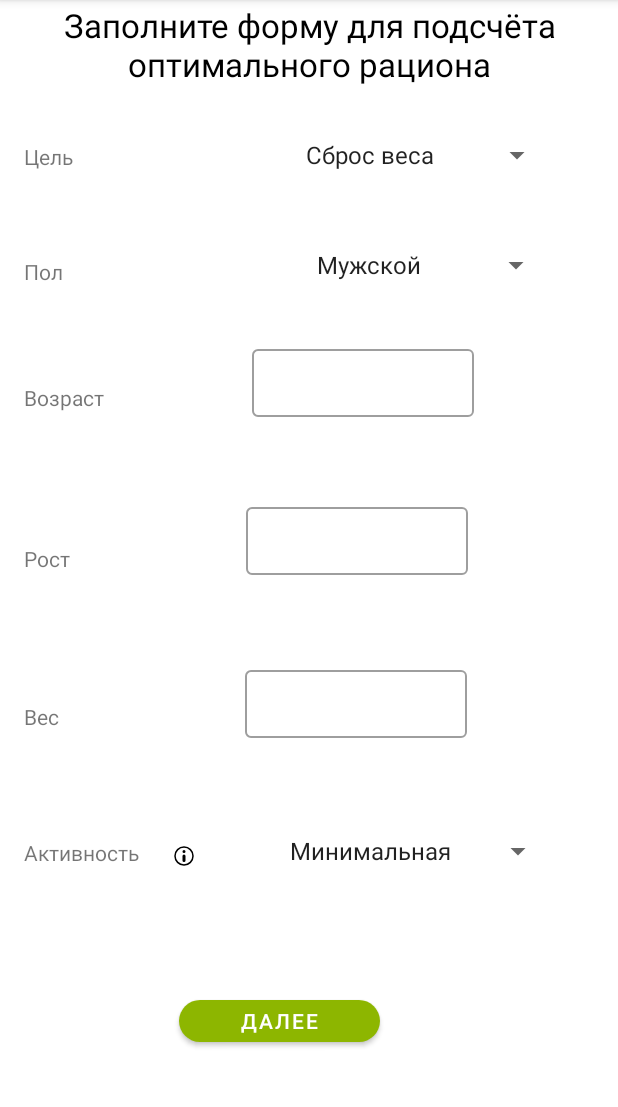
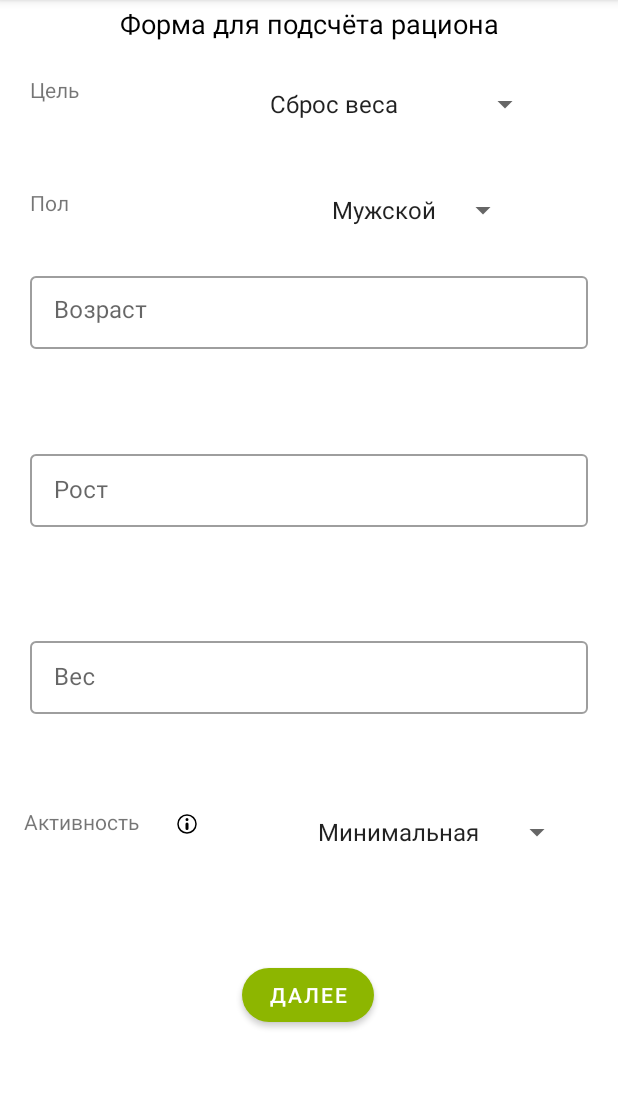
Before and after one commit to AbatedPlacebo/MyRation, an Android app: the screen it shows after launch (MainActivity), after a tap on "ДАЛЕЕ", on a phone screen of 412 x 824 dp, the part 84-1191 px from its top. Run offline under Robolectric (Android 15) with nearby library versions, the phone set to English and light mode, and no system bars; our stand-ins replace navigation-ui; 1 other tap on this screen came first.

Commit message:
Короче, активность с кнопкой информации на заполнении формы на маленьких экранах почему-то ломается. Всё что мог я попробовал, но увы. На больших экранах всё отлично.

```diff
--- a/app/src/main/res/layout/questions.xml
+++ b/app/src/main/res/layout/questions.xml
@@ -12,8 +12,24 @@
 
     <Spinner
         android:id="@+id/spinner_target"
-            android:layout_width="197dp"
-            android:layout_height="36dp"
+        android:layout_width="wrap_content"
+        android:layout_height="wrap_content"
+        android:layout_marginTop="8dp"
+        android:layout_marginEnd="8dp"
+        android:inputType="text"
+        android:textAlignment="center"
+        android:textSize="15sp"
+        app:layout_constraintBottom_toTopOf="@+id/spinner_male"
+        app:layout_constraintEnd_toEndOf="parent"
+        app:layout_constraintHorizontal_bias="0.734"
+        app:layout_constraintStart_toEndOf="@+id/textView_target"
+        app:layout_constraintTop_toTopOf="parent"
+        app:layout_constraintVertical_bias="0.516" />
+
+    <Spinner
+        android:id="@+id/spinner_male"
+        android:layout_width="wrap_content"
+        android:layout_height="wrap_content"
         android:layout_marginTop="8dp"
         android:layout_marginEnd="8dp"
         android:inputType="text"
@@ -21,46 +37,33 @@
         android:textSize="15sp"
         app:layout_constraintBottom_toBottomOf="parent"
         app:layout_constraintEnd_toEndOf="parent"
-            app:layout_constraintHorizontal_bias="0.705"
-            app:layout_constraintStart_toEndOf="@+id/textView_target"
-            app:layout_constraintTop_toTopOf="parent"
-            app:layout_constraintVertical_bias="0.107" />
-
-        <Spinner
-            android:id="@+id/spinner_male"
-            android:layout_width="197dp"
-            android:layout_height="36dp"
-            android:layout_marginTop="8dp"
-            android:layout_marginEnd="8dp"
-            android:inputType="text"
-            android:textAlignment="center"
-            android:textSize="15sp"
-            app:layout_constraintBottom_toBottomOf="parent"
-            app:layout_constraintEnd_toEndOf="parent"
-            app:layout_constraintHorizontal_bias="0.74"
+        app:layout_constraintHorizontal_bias="0.741"
         app:layout_constraintStart_toEndOf="@+id/textView_male"
         app:layout_constraintTop_toTopOf="parent"
-            app:layout_constraintVertical_bias="0.208" />
+        app:layout_constraintVertical_bias="0.163" />
 
     <com.google.android.material.textfield.TextInputLayout
         android:id="@+id/ageContainer"
         style="@style/Widget.MaterialComponents.TextInputLayout.OutlinedBox.Dense"
-            android:layout_width="181dp"
-            android:layout_height="69dp"
+        android:layout_width="match_parent"
+        android:layout_height="wrap_content"
         android:layout_marginHorizontal="20dp"
+
         app:helperText=""
         app:helperTextTextColor="@android:color/holo_red_dark"
         app:layout_constraintBottom_toBottomOf="parent"
         app:layout_constraintEnd_toEndOf="parent"
-            app:layout_constraintHorizontal_bias="0.609"
-            app:layout_constraintStart_toEndOf="@+id/textView_age"
+        app:layout_constraintHorizontal_bias="0.4"
+        app:layout_constraintStart_toStartOf="parent"
         app:layout_constraintTop_toBottomOf="@+id/spinner_male"
-            app:layout_constraintVertical_bias="0.065">
+        app:layout_constraintVertical_bias="0.048">
 
         <com.google.android.material.textfield.TextInputEditText
             android:id="@+id/text_age"
-                android:layout_width="148dp"
-                android:layout_height="45dp"
+            android:layout_width="match_parent"
+            android:layout_height="wrap_content"
+            android:gravity="top|left"
+            android:hint="Возраст"
             android:inputType="number"
             android:lines="1" />
 
@@ -69,22 +72,23 @@
     <com.google.android.material.textfield.TextInputLayout
         android:id="@+id/heightContainer"
         style="@style/Widget.MaterialComponents.TextInputLayout.OutlinedBox.Dense"
-            android:layout_width="181dp"
-            android:layout_height="69dp"
+        android:layout_width="match_parent"
+        android:layout_height="wrap_content"
         android:layout_marginHorizontal="20dp"
         app:helperText=""
         app:helperTextTextColor="@android:color/holo_red_dark"
         app:layout_constraintBottom_toBottomOf="parent"
         app:layout_constraintEnd_toEndOf="parent"
-            app:layout_constraintHorizontal_bias="0.65"
-            app:layout_constraintStart_toEndOf="@+id/textView_height"
+        app:layout_constraintHorizontal_bias="0.4"
+        app:layout_constraintStart_toStartOf="parent"
         app:layout_constraintTop_toBottomOf="@+id/ageContainer"
-            app:layout_constraintVertical_bias="0.09">
+        app:layout_constraintVertical_bias="0.135">
 
         <com.google.android.material.textfield.TextInputEditText
             android:id="@+id/text_height"
-                android:layout_width="148dp"
-                android:layout_height="45dp"
+            android:layout_width="match_parent"
+            android:layout_height="wrap_content"
+            android:hint="Рост"
             android:inputType="numberDecimal"
             android:lines="1"
             app:layout_constraintBottom_toBottomOf="parent"
@@ -98,22 +102,23 @@
     <com.google.android.material.textfield.TextInputLayout
         android:id="@+id/weightContainer"
         style="@style/Widget.MaterialComponents.TextInputLayout.OutlinedBox.Dense"
-            android:layout_width="181dp"
-            android:layout_height="69dp"
+        android:layout_width="match_parent"
+        android:layout_height="wrap_content"
         android:layout_marginHorizontal="20dp"
         app:helperText=""
         app:helperTextTextColor="@android:color/holo_red_dark"
-            app:layout_constraintBottom_toTopOf="@+id/spinner_activity"
+        app:layout_constraintBottom_toBottomOf="parent"
         app:layout_constraintEnd_toEndOf="parent"
-            app:layout_constraintHorizontal_bias="0.661"
-            app:layout_constraintStart_toEndOf="@+id/textView_weight"
+        app:layout_constraintHorizontal_bias="0.4"
+        app:layout_constraintStart_toStartOf="parent"
         app:layout_constraintTop_toBottomOf="@+id/heightContainer"
-            app:layout_constraintVertical_bias="0.507">
+        app:layout_constraintVertical_bias="0.194">
 
         <com.google.android.material.textfield.TextInputEditText
             android:id="@+id/text_weight"
-                android:layout_width="148dp"
-                android:layout_height="45dp"
+            android:layout_width="match_parent"
+            android:layout_height="wrap_content"
+            android:hint="Вес"
             android:inputType="numberDecimal"
             android:lines="1"
             app:layout_constraintBottom_toBottomOf="parent"
@@ -126,122 +131,89 @@
 
     <Spinner
         android:id="@+id/spinner_activity"
-            android:layout_width="197dp"
-            android:layout_height="36dp"
-            android:layout_marginTop="8dp"
+        android:layout_width="wrap_content"
+        android:layout_height="wrap_content"
         android:layout_marginEnd="8dp"
         android:inputType="text"
         android:textAlignment="center"
         android:textSize="15sp"
-            app:layout_constraintBottom_toBottomOf="parent"
+        app:layout_constraintBottom_toTopOf="@+id/button_next"
         app:layout_constraintEnd_toEndOf="parent"
-            app:layout_constraintHorizontal_bias="0.642"
-            app:layout_constraintStart_toEndOf="@+id/textView_activity"
-            app:layout_constraintTop_toTopOf="parent"
-            app:layout_constraintVertical_bias="0.748" />
+        app:layout_constraintHorizontal_bias="0.763"
+        app:layout_constraintStart_toEndOf="@+id/info_activity_Button"
+        app:layout_constraintTop_toBottomOf="@+id/weightContainer"
+        app:layout_constraintVertical_bias="0.477" />
 
     <TextView
         android:id="@+id/textView_target"
-        android:layout_width="70dp"
-        android:layout_height="28dp"
+        android:layout_width="wrap_content"
+        android:layout_height="wrap_content"
+        android:layout_marginTop="22dp"
         android:text="Цель"
         app:layout_constraintBottom_toBottomOf="parent"
         app:layout_constraintEnd_toEndOf="parent"
-        app:layout_constraintHorizontal_bias="0.046"
+        app:layout_constraintHorizontal_bias="0.053"
         app:layout_constraintStart_toStartOf="parent"
-        app:layout_constraintTop_toTopOf="parent"
-        app:layout_constraintVertical_bias="0.128" />
+        app:layout_constraintTop_toBottomOf="@+id/answer_text_view"
+        app:layout_constraintVertical_bias="0.0" />
 
     <TextView
         android:id="@+id/textView_male"
-        android:layout_width="52dp"
-        android:layout_height="24dp"
+        android:layout_width="wrap_content"
+        android:layout_height="wrap_content"
+        android:layout_marginTop="49dp"
         android:text="Пол"
-        app:layout_constraintBottom_toBottomOf="parent"
+        app:layout_constraintBottom_toTopOf="@+id/ageContainer"
         app:layout_constraintEnd_toEndOf="parent"
-        app:layout_constraintHorizontal_bias="0.044"
+        app:layout_constraintHorizontal_bias="0.051"
         app:layout_constraintStart_toStartOf="parent"
-        app:layout_constraintTop_toTopOf="parent"
-        app:layout_constraintVertical_bias="0.23" />
-
-    <TextView
-        android:id="@+id/textView_age"
-        android:layout_width="66dp"
-        android:layout_height="26dp"
-        android:text="Возраст"
-        app:layout_constraintBottom_toBottomOf="parent"
-        app:layout_constraintEnd_toEndOf="parent"
-        app:layout_constraintHorizontal_bias="0.046"
-        app:layout_constraintStart_toStartOf="parent"
-        app:layout_constraintTop_toTopOf="parent"
-        app:layout_constraintVertical_bias="0.344" />
-
-    <TextView
-        android:id="@+id/textView_height"
-        android:layout_width="42dp"
-        android:layout_height="22dp"
-        android:text="Рост"
-        app:layout_constraintBottom_toBottomOf="parent"
-        app:layout_constraintEnd_toEndOf="parent"
-        app:layout_constraintHorizontal_bias="0.043"
-        app:layout_constraintStart_toStartOf="parent"
-        app:layout_constraintTop_toTopOf="parent"
-        app:layout_constraintVertical_bias="0.486" />
-
-    <TextView
-        android:id="@+id/textView_weight"
-        android:layout_width="36dp"
-        android:layout_height="24dp"
-        android:text="Вес"
-        app:layout_constraintBottom_toBottomOf="parent"
-        app:layout_constraintEnd_toEndOf="parent"
-        app:layout_constraintHorizontal_bias="0.042"
-        app:layout_constraintStart_toStartOf="parent"
-        app:layout_constraintTop_toTopOf="parent"
-        app:layout_constraintVertical_bias="0.629" />
+        app:layout_constraintTop_toBottomOf="@+id/textView_target"
+        app:layout_constraintVertical_bias="0.166" />
 
     <TextView
         android:id="@+id/textView_activity"
-        android:layout_width="94dp"
-        android:layout_height="27dp"
+        android:layout_width="wrap_content"
+        android:layout_height="wrap_content"
+        android:layout_marginTop="62dp"
         android:text="Активность"
-        app:layout_constraintBottom_toBottomOf="parent"
+        app:layout_constraintBottom_toTopOf="@+id/button_next"
         app:layout_constraintEnd_toEndOf="parent"
-        app:layout_constraintHorizontal_bias="0.05"
+        app:layout_constraintHorizontal_bias="0.047"
         app:layout_constraintStart_toStartOf="parent"
-        app:layout_constraintTop_toTopOf="parent"
-        app:layout_constraintVertical_bias="0.754" />
+        app:layout_constraintTop_toBottomOf="@+id/weightContainer"
+        app:layout_constraintVertical_bias="0.0" />
 
     <Button
         android:id="@+id/button_next"
-            android:layout_width="134dp"
-            android:layout_height="40dp"
+        android:layout_width="wrap_content"
+        android:layout_height="wrap_content"
         android:layout_marginTop="111dp"
         android:text="Далее"
         app:cornerRadius="35dp"
         app:layout_constraintBottom_toBottomOf="parent"
         app:layout_constraintEnd_toEndOf="parent"
-            app:layout_constraintHorizontal_bias="0.429"
+        app:layout_constraintHorizontal_bias="0.498"
         app:layout_constraintStart_toStartOf="parent"
         app:layout_constraintTop_toTopOf="parent"
-            app:layout_constraintVertical_bias="0.891" />
+        app:layout_constraintVertical_bias="0.867" />
 
     <ImageButton
         android:id="@+id/info_activity_Button"
-        android:layout_width="25dp"
-        android:layout_height="23dp"
+        android:layout_width="wrap_content"
+        android:layout_height="wrap_content"
+        android:layout_marginTop="63dp"
         android:background="#FFFFFF"
         app:layout_constraintBottom_toBottomOf="parent"
         app:layout_constraintEnd_toEndOf="parent"
-        app:layout_constraintHorizontal_bias="0.284"
-        app:layout_constraintStart_toStartOf="parent"
-        app:layout_constraintTop_toTopOf="parent"
-        app:layout_constraintVertical_bias="0.75"
+        app:layout_constraintHorizontal_bias="0.079"
+        app:layout_constraintStart_toEndOf="@+id/textView_activity"
+        app:layout_constraintTop_toBottomOf="@+id/weightContainer"
+        app:layout_constraintVertical_bias="0.01"
         app:srcCompat="@drawable/ic_information_24dp" />
 
     <TextView
         android:id="@+id/answer_text_view"
-            android:layout_width="395dp"
+        android:layout_width="wrap_content"
         android:layout_height="wrap_content"
         android:layout_marginBottom="26dp"
         android:gravity="center"
@@ -249,7 +221,7 @@
         android:paddingRight="10dp"
         android:text="@string/question_header"
         android:textColor="@android:color/black"
-            android:textSize="22sp"
+        android:textSize="18sp"
         app:layout_constraintBottom_toTopOf="@+id/spinner_target"
         app:layout_constraintEnd_toEndOf="parent"
         app:layout_constraintStart_toStartOf="parent"
--- a/app/src/main/res/values/strings.xml
+++ b/app/src/main/res/values/strings.xml
@@ -1,6 +1,6 @@
 <resources>
     <string name="app_name">Test</string>
-    <string name="question_header">Заполните форму для подсчёта оптимального рациона</string>
+    <string name="question_header">Форма для подсчёта рациона</string>
     <string name="title_main">Рацион</string>
     <string name="title_products">Продукты</string>
     <string name="title_settings">Настройки</string>
```
Also changed, not shown: app/src/main/java/com/example/test/MainActivity.java (+2 -2 lines), app/src/main/res/layout/fragment_notifications.xml (+77 -82 lines), app/src/main/res/layout/privacy_police.xml (+4 -4 lines). Lines whose indentation alone changed are shown as unchanged.
